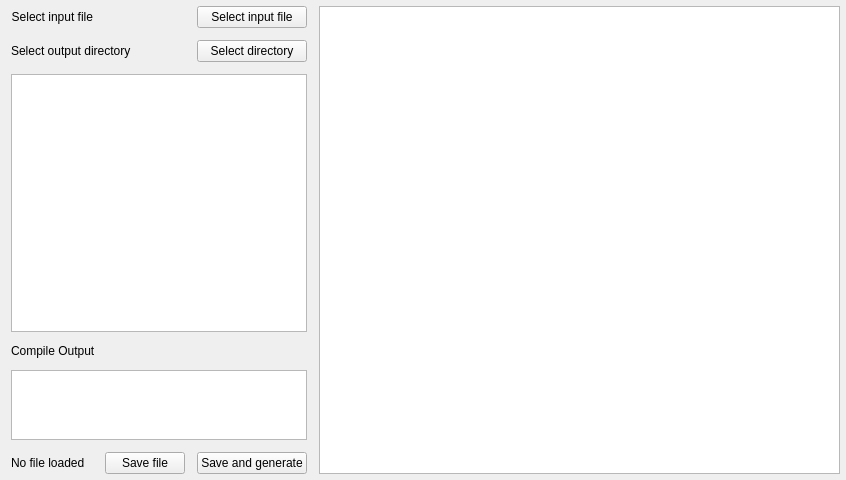
Qt form src/apps/mavlinkgen/ui/XMLCommProtocolWidget.ui (mavlink/qgroundcontrol) before a commit.
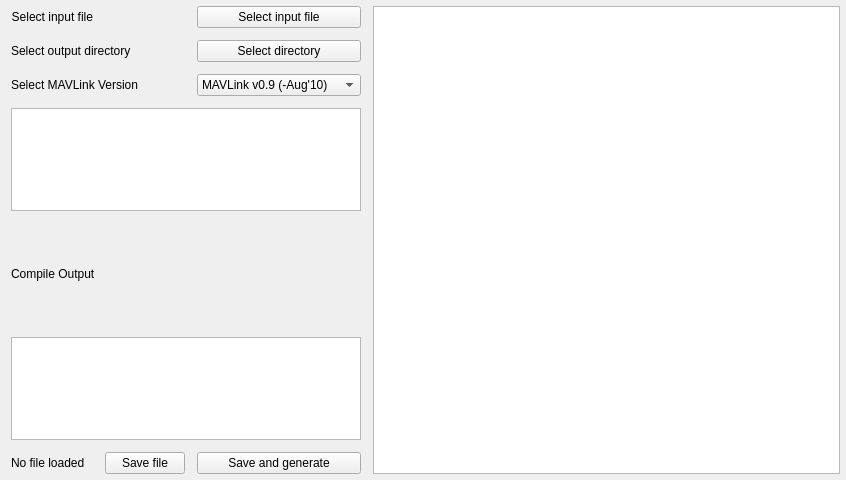
The same form after that commit. Icons and pictures are not drawn. Custom widgets are drawn as their Qt base class.

Commit message: Added v0.9 and v1.0 parser options, working towards V1.0 MAVLink release candidate

```diff
--- a/src/apps/mavlinkgen/ui/XMLCommProtocolWidget.ui
+++ b/src/apps/mavlinkgen/ui/XMLCommProtocolWidget.ui
@@ -13,7 +13,7 @@
   <property name="windowTitle">
    <string>Form</string>
   </property>
-  <layout class="QGridLayout" name="gridLayout" rowstretch="1,1,100,1,1,1" columnstretch="1,1,1,100">
+  <layout class="QGridLayout" name="gridLayout" rowstretch="1,1,100,1,1,1,0" columnstretch="1,1,1,100">
    <property name="topMargin">
     <number>6</number>
    </property>
@@ -51,12 +51,12 @@
       <string>Select input file</string>
      </property>
      <property name="icon">
-      <iconset resource="../mavlinkgen.qrc">
+      <iconset resource="../../../../qgroundcontrol.qrc">
        <normaloff>:/images/status/folder-open.svg</normaloff>:/images/status/folder-open.svg</iconset>
      </property>
     </widget>
    </item>
-   <item row="0" column="3" rowspan="6">
+   <item row="0" column="3" rowspan="7">
     <widget class="QGCMAVLinkTextEdit" name="xmlTextView">
      <property name="minimumSize">
       <size>
@@ -97,49 +97,70 @@
       <string>Select directory</string>
      </property>
      <property name="icon">
-      <iconset resource="../mavlinkgen.qrc">
+      <iconset resource="../../../../qgroundcontrol.qrc">
        <normaloff>:/images/status/folder-open.svg</normaloff>:/images/status/folder-open.svg</iconset>
      </property>
     </widget>
    </item>
-   <item row="2" column="0" colspan="3">
+   <item row="3" column="0" colspan="3">
     <widget class="QTreeView" name="xmlTreeView"/>
    </item>
-   <item row="3" column="0" colspan="2">
+   <item row="4" column="0" colspan="2">
     <widget class="QLabel" name="label">
      <property name="text">
       <string>Compile Output</string>
      </property>
     </widget>
    </item>
-   <item row="4" column="0" colspan="3">
+   <item row="5" column="0" colspan="3">
     <widget class="QPlainTextEdit" name="compileLog"/>
    </item>
-   <item row="5" column="0">
+   <item row="6" column="0">
     <widget class="QLabel" name="validXMLLabel">
      <property name="text">
       <string>No file loaded</string>
      </property>
     </widget>
    </item>
-   <item row="5" column="1">
+   <item row="6" column="1">
     <widget class="QPushButton" name="saveButton">
      <property name="text">
       <string>Save file</string>
      </property>
     </widget>
    </item>
-   <item row="5" column="2">
+   <item row="6" column="2">
     <widget class="QPushButton" name="generateButton">
      <property name="text">
       <string>Save and generate</string>
      </property>
      <property name="icon">
-      <iconset resource="../mavlinkgen.qrc">
+      <iconset resource="../../../../qgroundcontrol.qrc">
        <normaloff>:/images/categories/applications-system.svg</normaloff>:/images/categories/applications-system.svg</iconset>
      </property>
     </widget>
    </item>
+   <item row="2" column="0" colspan="2">
+    <widget class="QLabel" name="label_2">
+     <property name="text">
+      <string>Select MAVLink Version</string>
+     </property>
+    </widget>
+   </item>
+   <item row="2" column="2">
+    <widget class="QComboBox" name="versionComboBox">
+     <item>
+      <property name="text">
+       <string>MAVLink v0.9 (-Aug'10)</string>
+      </property>
+     </item>
+     <item>
+      <property name="text">
+       <string>MAVLink v1.0 (Sept'10+)</string>
+      </property>
+     </item>
+    </widget>
+   </item>
   </layout>
  </widget>
  <customwidgets>
```
Left out of the diff: 2 changed lines with no effect on the pictures. The commit also changes 4 other files.
